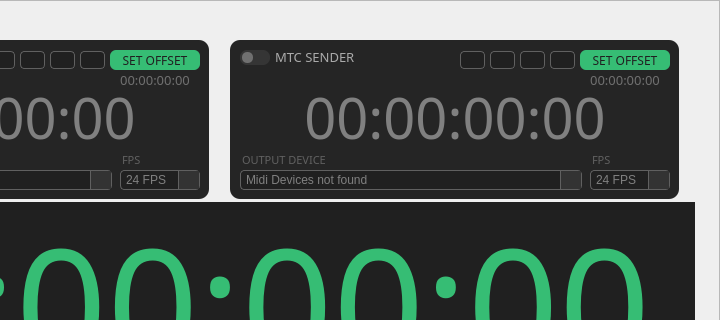
First picture: the form in src/gui.ui, repository edus41/SDM-Timecode, before the edit; both pictures show x 280 to 1000 and y 0 to 320 of the 1000 by 600 pixel window.
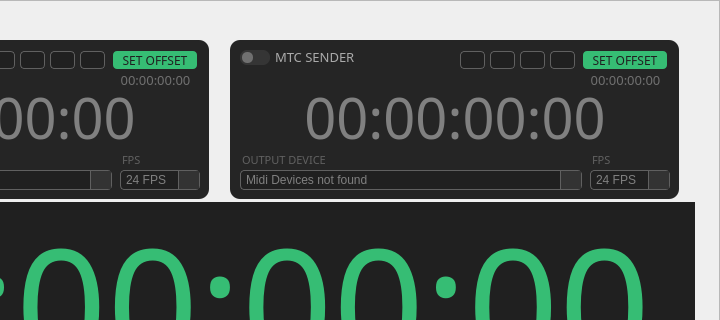
Second picture: the form after the edit. Icons and pictures are not drawn.

Patch:
```diff
--- a/src/gui.ui
+++ b/src/gui.ui
@@ -749,10 +749,10 @@
       </property>
       <property name="geometry">
        <rect>
-        <x>350</x>
-        <y>10</y>
-        <width>90</width>
-        <height>20</height>
+        <x>353</x>
+        <y>11</y>
+        <width>84</width>
+        <height>18</height>
        </rect>
       </property>
       <property name="font">
@@ -769,7 +769,7 @@
         background-color: #36BD74;
         color: #202020;
         border: none;
-        border-radius: 6px;
+        border-radius: 4px;
     }
     QPushButton:hover {
         background-color: #225e3f;
@@ -818,9 +818,9 @@
      <widget class="QLabel" name="ltc_offset_label">
       <property name="geometry">
        <rect>
-        <x>350</x>
+        <x>351</x>
         <y>30</y>
-        <width>90</width>
+        <width>89</width>
         <height>20</height>
        </rect>
       </property>
@@ -1352,10 +1352,10 @@
      <widget class="QPushButton" name="mtc_offset_button">
       <property name="geometry">
        <rect>
-        <x>350</x>
-        <y>10</y>
-        <width>90</width>
-        <height>20</height>
+        <x>353</x>
+        <y>11</y>
+        <width>84</width>
+        <height>18</height>
        </rect>
       </property>
       <property name="font">
@@ -1372,7 +1372,7 @@
         background-color: #36BD74;
         color: #202020;
         border: none;
-        border-radius: 6px;
+        border-radius: 4px;
     }
     QPushButton:hover {
         background-color: #225e3f;
@@ -1421,9 +1421,9 @@
      <widget class="QLabel" name="mtc_offset_label">
       <property name="geometry">
        <rect>
-        <x>350</x>
+        <x>351</x>
         <y>30</y>
-        <width>90</width>
+        <width>89</width>
         <height>20</height>
        </rect>
       </property>
```
